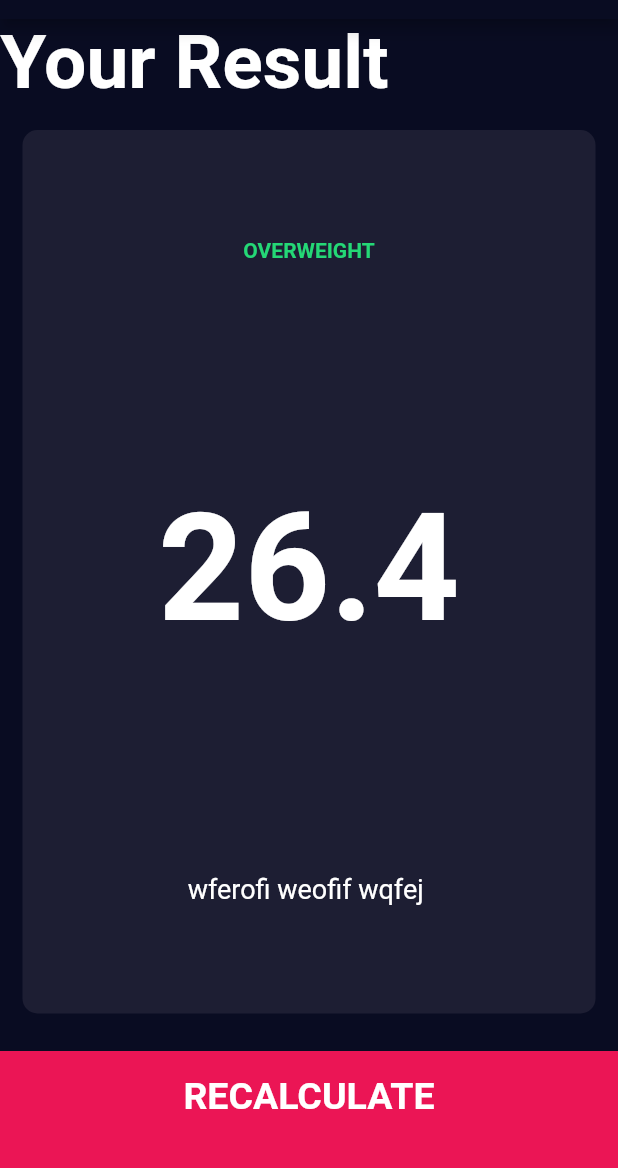
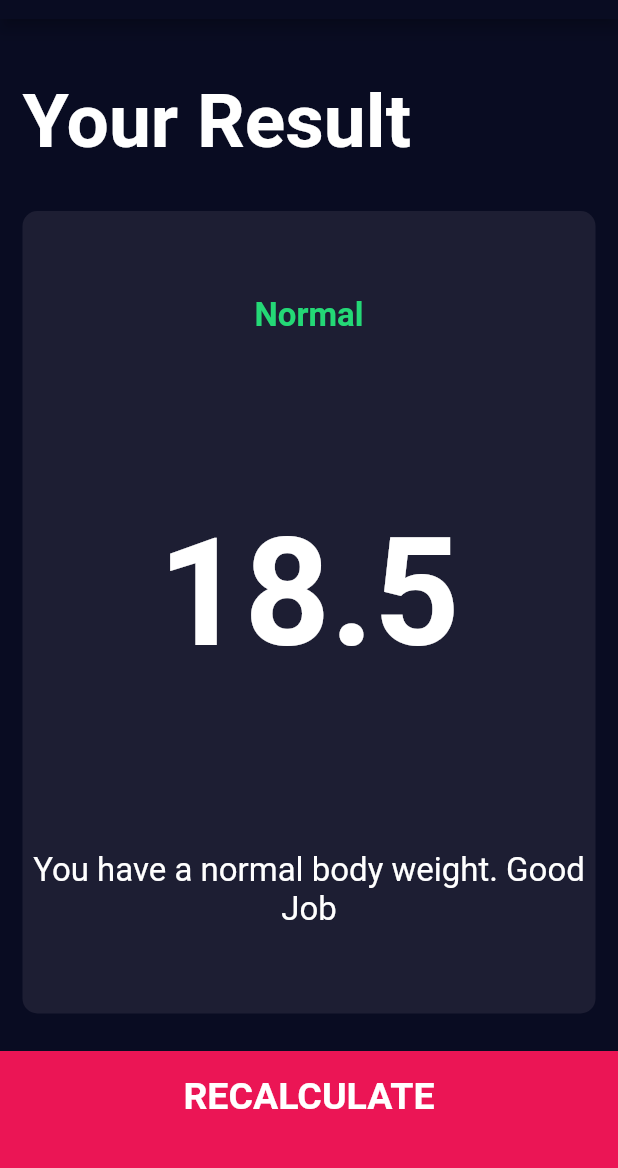
Before and after one commit to Jishnu075/bmi_calc, a Flutter app: the screen it shows after launch, after a tap on "CALCULATE", on a phone screen of 412 x 824 dp, the part 65-1233 px from its top. Run offline on Flutter 3.47's test engine with Material 2 defaults, Android fonts, the phone set to English and light mode, and no system bars; our stand-ins replace font_awesome_flutter.

Commit message:
complete functionality

```diff
--- /dev/null
+++ b/lib/calculator_brain.dart
@@ -0,0 +1,34 @@
+import 'dart:math';
+
+class CalculatorBrain {
+  final int height;
+  final int weight;
+  double _bmi = 1;
+
+  CalculatorBrain({required this.height, required this.weight});
+
+  String calculateBMI() {
+    _bmi = weight / pow(height / 100, 2);
+    return _bmi.toStringAsFixed(1);
+  }
+
+  String getResult() {
+    if (_bmi >= 25) {
+      return 'Overweight';
+    } else if (_bmi > 18) {
+      return 'Normal';
+    } else {
+      return 'underweight';
+    }
+  }
+
+  String getInterpretation() {
+    if (_bmi >= 25) {
+      return 'You have a higher than normal body weight. Try to exercise more';
+    } else if (_bmi > 18) {
+      return 'You have a normal body weight. Good Job';
+    } else {
+      return 'You have a lower than normal body weight. You can eat a bit more';
+    }
+  }
+}
--- a/lib/constants.dart
+++ b/lib/constants.dart
@@ -27,6 +27,7 @@ const kLargeTitleTextStyle = TextStyle(
 );
 const kGreenTextStyle = TextStyle(
   color: Color(0xFF24D876),
+  fontSize: 22.0,
   fontWeight: FontWeight.bold,
 );
 const kBMITextStyle = TextStyle(
@@ -34,5 +35,5 @@ const kBMITextStyle = TextStyle(
   fontWeight: FontWeight.bold,
 );
 const kBodyTextStyle = TextStyle(
-  fontSize: 18.0,
+  fontSize: 22.0,
 );
--- a/lib/screens/input_page.dart
+++ b/lib/screens/input_page.dart
@@ -1,3 +1,4 @@
+import 'package:bmi_calc/calculator_brain.dart';
 import 'package:flutter/material.dart';
 import 'package:font_awesome_flutter/font_awesome_flutter.dart';
 import 'package:bmi_calc/components/icon_content.dart';
@@ -225,10 +226,16 @@ class _InputPageState extends State<InputPage> {
           ),
           BottomButton(
             onTap: () {
+              CalculatorBrain calc =
+                  CalculatorBrain(height: height, weight: weight);
               Navigator.push(
                 context,
                 MaterialPageRoute(
-                  builder: (context) => ResultPage(),
+                  builder: (context) => ResultPage(
+                    bmiResult: calc.calculateBMI(),
+                    interpretation: calc.getInterpretation(),
+                    resultText: calc.getResult(),
+                  ),
                 ),
               );
             },
--- a/lib/screens/result_page.dart
+++ b/lib/screens/result_page.dart
@@ -1,11 +1,17 @@
 import 'package:bmi_calc/components/bottom_button.dart';
 import 'package:bmi_calc/constants.dart';
-
-import '../components/reusable_card.dart';
+import 'package:bmi_calc/components/reusable_card.dart';
 import 'package:flutter/material.dart';
 
 class ResultPage extends StatelessWidget {
-  const ResultPage({Key? key}) : super(key: key);
+  ResultPage(
+      {required this.bmiResult,
+      required this.interpretation,
+      required this.resultText});
+
+  final String bmiResult;
+  final String resultText;
+  final String interpretation;
 
   @override
   Widget build(BuildContext context) {
@@ -18,9 +24,15 @@ class ResultPage extends StatelessWidget {
         mainAxisAlignment: MainAxisAlignment.spaceEvenly,
         crossAxisAlignment: CrossAxisAlignment.stretch,
         children: [
-          Text(
-            'Your Result',
-            style: kLargeTitleTextStyle,
+          Expanded(
+            child: Container(
+              padding: EdgeInsets.all(15.0),
+              alignment: Alignment.bottomLeft,
+              child: Text(
+                'Your Result',
+                style: kLargeTitleTextStyle,
+              ),
+            ),
           ),
           Expanded(
             flex: 5,
@@ -31,16 +43,17 @@ class ResultPage extends StatelessWidget {
                 crossAxisAlignment: CrossAxisAlignment.center,
                 children: [
                   Text(
-                    'OVERWEIGHT',
+                    resultText,
                     style: kGreenTextStyle,
                   ),
                   Text(
-                    '26.4',
+                    bmiResult,
                     style: kBMITextStyle,
                   ),
                   Text(
-                    'wferofi weofif wqfej ',
+                    interpretation,
                     style: kBodyTextStyle,
+                    textAlign: TextAlign.center,
                   ),
                 ],
               ),
```
